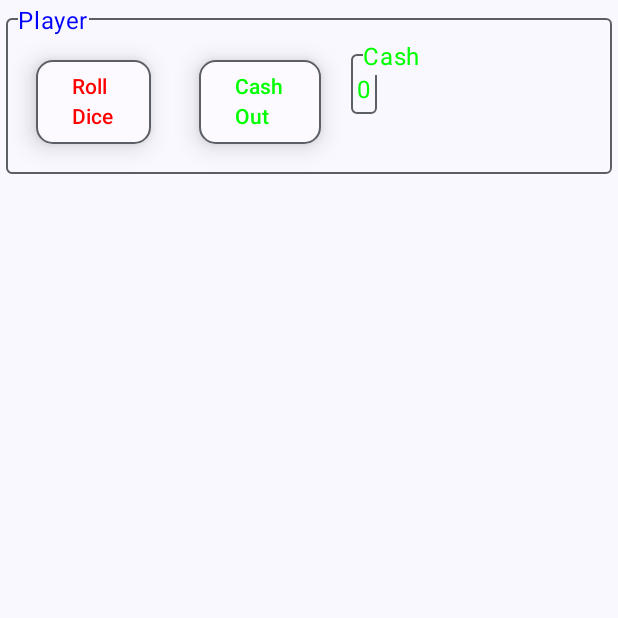
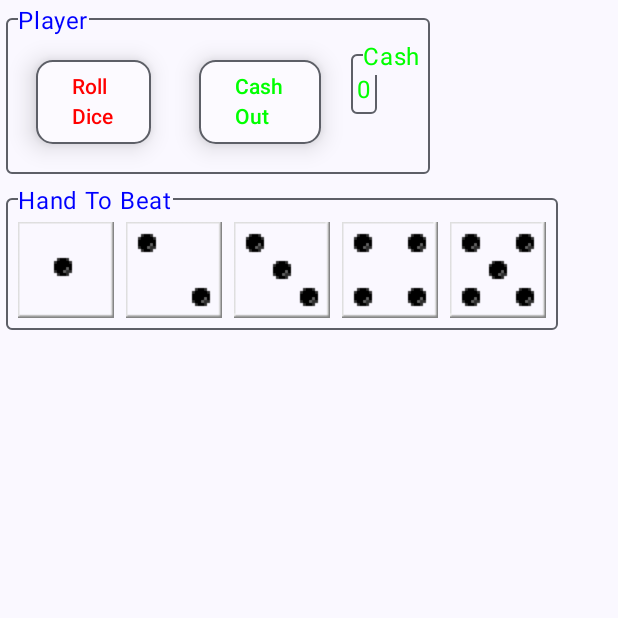
Before and after one commit to pstorli/PokerDice, an Android app built with Jetpack Compose: the screen it shows after launch (MainActivity), on a phone screen of 412 x 824 dp, the top half of it. Run offline under Robolectric (Android 15) with nearby library versions, the phone set to English and light mode, and no system bars.

Commit message:
Added hand to beat

```diff
--- a/app/src/main/java/com/pstorli/pokerdice/Extensions.kt
+++ b/app/src/main/java/com/pstorli/pokerdice/Extensions.kt
@@ -7,6 +7,7 @@ package com.pstorli.pokerdice
 import android.content.Context
 import androidx.compose.ui.Modifier
 import androidx.compose.ui.graphics.Color
+import com.pstorli.pokerdice.domain.model.Dice
 import com.pstorli.pokerdice.util.Consts
 
 // *********************************************************************************************
@@ -113,3 +114,17 @@ fun Modifier.conditional(condition : Boolean, modifier : Modifier.() -> Modifier
         this
     }
 }
+
+/**
+ * Convert a dice value to a resource id.
+ */
+fun Dice.resId (): Int {
+    when (this) {
+        Dice.One    -> return R.drawable.one
+        Dice.Two    -> return R.drawable.two
+        Dice.Three  -> return R.drawable.three
+        Dice.Four   -> return R.drawable.four
+        Dice.Five   -> return R.drawable.five
+        Dice.Six    -> return R.drawable.six
+    }
+}
--- /dev/null
+++ b/app/src/main/java/com/pstorli/pokerdice/domain/model/Dice.kt
@@ -0,0 +1,10 @@
+package com.pstorli.pokerdice.domain.model
+
+enum class Dice {
+    One,
+    Two,
+    Three,
+    Four,
+    Five,
+    Six
+}
--- /dev/null
+++ b/app/src/main/java/com/pstorli/pokerdice/ui/composeables/HandToBeat.kt
@@ -0,0 +1,33 @@
+package com.pstorli.pokerdice.ui.composeables
+
+import androidx.compose.foundation.Image
+import androidx.compose.foundation.layout.padding
+import androidx.compose.runtime.Composable
+import androidx.compose.ui.Modifier
+import androidx.compose.ui.layout.ContentScale
+import androidx.compose.ui.platform.LocalContext
+import androidx.compose.ui.res.painterResource
+import androidx.compose.ui.res.stringResource
+import androidx.compose.ui.unit.dp
+import com.pstorli.pokerdice.R
+import com.pstorli.pokerdice.model.PokerViewModel
+import com.pstorli.pokerdice.resId
+import com.pstorli.pokerdice.util.Consts
+
+@Composable
+fun HandToBeat (pokerViewModel: PokerViewModel) {
+    LabeledRow(
+        title = stringResource(id = R.string.hand_to_beat),
+        Consts.color(Consts.COLOR_TEXT_NAME, LocalContext.current)
+    ) {
+        // Loop thru hand to beat.
+        for (item in pokerViewModel.handToBeat.value) {
+            Image (
+                painterResource(item.resId()),
+                contentDescription  = stringResource(R.string.dice_image, item.name),
+                contentScale        = ContentScale.Crop,
+                modifier            = Modifier.padding(4.dp)
+            )
+        }
+    }
+}
--- a/app/src/main/java/com/pstorli/pokerdice/ui/composeables/LabeledRow.kt
+++ b/app/src/main/java/com/pstorli/pokerdice/ui/composeables/LabeledRow.kt
@@ -24,7 +24,7 @@ import com.pstorli.pokerdice.util.Consts
 import androidx.compose.material3.Text as TextMat
 
 @Composable
-fun LabeledRow (title: String, titleColor: Color, maxWidth: Boolean=true, content: @Composable () -> Unit) {
+fun LabeledRow (title: String, titleColor: Color, maxWidth: Boolean=false, content: @Composable () -> Unit) {
     Box() {
         Box(
             modifier = Modifier
--- a/app/src/main/java/com/pstorli/pokerdice/ui/composeables/OutlinedTextField.kt
+++ b/app/src/main/java/com/pstorli/pokerdice/ui/composeables/OutlinedTextField.kt
@@ -12,8 +12,7 @@ import com.pstorli.pokerdice.util.Consts
 fun OutlinedTextField (text: String, color: Color) {
     LabeledRow(
         title = stringResource(id = R.string.cash),
-        Consts.color(Consts.COLOR_CASH_NAME, LocalContext.current),
-        false
+        Consts.color(Consts.COLOR_CASH_NAME, LocalContext.current)
     ) {
         Text(
             text = text,
--- a/app/src/main/java/com/pstorli/pokerdice/ui/screens/PokerLoadedScreen.kt
+++ b/app/src/main/java/com/pstorli/pokerdice/ui/screens/PokerLoadedScreen.kt
@@ -1,7 +1,9 @@
 package com.pstorli.pokerdice.ui.screens
 
+import androidx.compose.foundation.layout.Column
 import androidx.compose.runtime.Composable
 import com.pstorli.pokerdice.model.PokerViewModel
+import com.pstorli.pokerdice.ui.composeables.HandToBeat
 import com.pstorli.pokerdice.ui.composeables.PlayerRow
 
 /**
@@ -9,5 +11,8 @@ import com.pstorli.pokerdice.ui.composeables.PlayerRow
  */
 @Composable
 fun PokerScreenLoaded (pokerViewModel: PokerViewModel) {
-    PlayerRow (pokerViewModel)
+    Column() {
+        PlayerRow  (pokerViewModel)
+        HandToBeat (pokerViewModel)
+    }
 }
--- a/app/src/main/java/com/pstorli/pokerdice/ui/viewmodel/PokerViewModel.kt
+++ b/app/src/main/java/com/pstorli/pokerdice/ui/viewmodel/PokerViewModel.kt
@@ -11,6 +11,7 @@ import com.pstorli.pokerdice.*
 import com.pstorli.pokerdice.repo.PokerRepo
 
 import androidx.compose.ui.graphics.Color
+import com.pstorli.pokerdice.domain.model.Dice
 import com.pstorli.pokerdice.domain.repo.dao.PokerDAO
 import com.pstorli.pokerdice.ui.theme.COLOR_DK_DICE1
 import com.pstorli.pokerdice.ui.theme.COLOR_DK_DICE2
@@ -57,6 +58,9 @@ class PokerViewModel (application: Application) : AndroidViewModel(application)
 
     // How many rolls do we have left.
     var rolls       by mutableStateOf<Int>(0)
+
+    // What hand do we need to beat? Both? ;) Pete
+    val handToBeat  = mutableStateOf(arrayOf(Dice.One, Dice.Two, Dice.Three, Dice.Four, Dice.Five))
 
     // /////////////////////////////////////////////////////////////////////////////////////////////
     // Vars
--- a/app/src/main/res/values/strings.xml
+++ b/app/src/main/res/values/strings.xml
@@ -2,6 +2,8 @@
     <string name="app_name">PokerDice</string>
     <string name="cash">Cash</string>
     <string name="cash_out">Cash\nOut</string>
+    <string name="dice_image">Dice Image %1$s</string>
+    <string name="hand_to_beat">Hand To Beat</string>
     <string name="loading">Loading</string>
     <string name="player">Player</string>
     <string name="problem_occurred">An error has occurred.</string>
```
Also changed, not shown: 1 other file.
